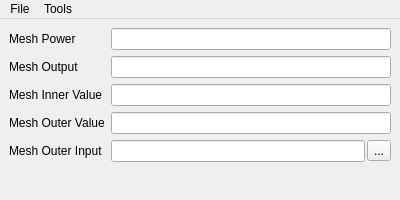
Old version of the form source/mainwindow.ui in the repository Maeriden/giagui.
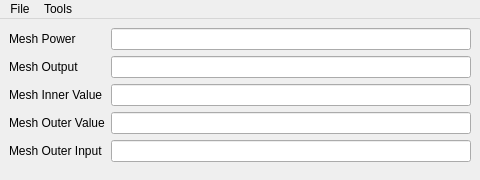
New version of the form. Icons and pictures are not drawn.

Commit message: Removed "file select" buttons from main window

Diff of the .ui file:
```diff
--- a/source/mainwindow.ui
+++ b/source/mainwindow.ui
@@ -6,84 +6,61 @@
    <rect>
     <x>0</x>
     <y>0</y>
-    <width>400</width>
-    <height>200</height>
+    <width>480</width>
+    <height>180</height>
    </rect>
   </property>
-  <property name="windowTitle">
-   <string>GIA gui</string>
-  </property>
   <widget class="QWidget" name="centralwidget">
    <layout class="QFormLayout" name="formLayout">
-    <item row="1" column="1">
-     <widget class="QLineEdit" name="editPower"/>
-    </item>
-    <item row="1" column="0">
+    <item row="0" column="0">
      <widget class="QLabel" name="labelPower">
       <property name="text">
        <string>Mesh Power</string>
       </property>
      </widget>
     </item>
-    <item row="3" column="0">
+    <item row="0" column="1">
+     <widget class="QLineEdit" name="editPower"/>
+    </item>
+    <item row="1" column="0">
+     <widget class="QLabel" name="labelOutput">
+      <property name="text">
+       <string>Mesh Output</string>
+      </property>
+     </widget>
+    </item>
+    <item row="1" column="1">
+     <widget class="QLineEdit" name="editOutput"/>
+    </item>
+    <item row="2" column="0">
      <widget class="QLabel" name="labelInnerValue">
       <property name="text">
        <string>Mesh Inner Value</string>
       </property>
      </widget>
     </item>
-    <item row="3" column="1">
+    <item row="2" column="1">
      <widget class="QLineEdit" name="editInnerValue"/>
     </item>
-    <item row="4" column="0">
+    <item row="3" column="0">
      <widget class="QLabel" name="labelOuterValue">
       <property name="text">
        <string>Mesh Outer Value</string>
       </property>
      </widget>
     </item>
-    <item row="4" column="1">
+    <item row="3" column="1">
      <widget class="QLineEdit" name="editOuterValue"/>
     </item>
-    <item row="5" column="0">
+    <item row="4" column="0">
      <widget class="QLabel" name="labelOuterInput">
       <property name="text">
        <string>Mesh Outer Input</string>
       </property>
      </widget>
     </item>
-    <item row="5" column="1">
-     <layout class="QHBoxLayout" name="horizontalLayout">
-      <property name="spacing">
-       <number>2</number>
-      </property>
-      <property name="bottomMargin">
-       <number>0</number>
-      </property>
-      <item>
-       <widget class="QLineEdit" name="editOuterInput"/>
-      </item>
-      <item>
-       <widget class="QToolButton" name="buttonOuterInput">
-        <property name="text">
-         <string>...</string>
-        </property>
-        <property name="icon">
-         <iconset theme="document-open"/>
-        </property>
-       </widget>
-      </item>
-     </layout>
-    </item>
-    <item row="2" column="0">
-     <widget class="QLabel" name="labelOutput">
-      <property name="text">
-       <string>Mesh Output</string>
-      </property>
-     </widget>
-    </item>
-    <item row="2" column="1">
-     <widget class="QLineEdit" name="editOutput"/>
+    <item row="4" column="1">
+     <widget class="QLineEdit" name="editOuterInput"/>
     </item>
    </layout>
   </widget>
@@ -92,7 +69,7 @@
     <rect>
      <x>0</x>
      <y>0</y>
-     <width>400</width>
+     <width>480</width>
      <height>20</height>
     </rect>
    </property>
```
Left out of the diff: 3 changed lines with no effect on the pictures. The commit also changes 2 other files.
